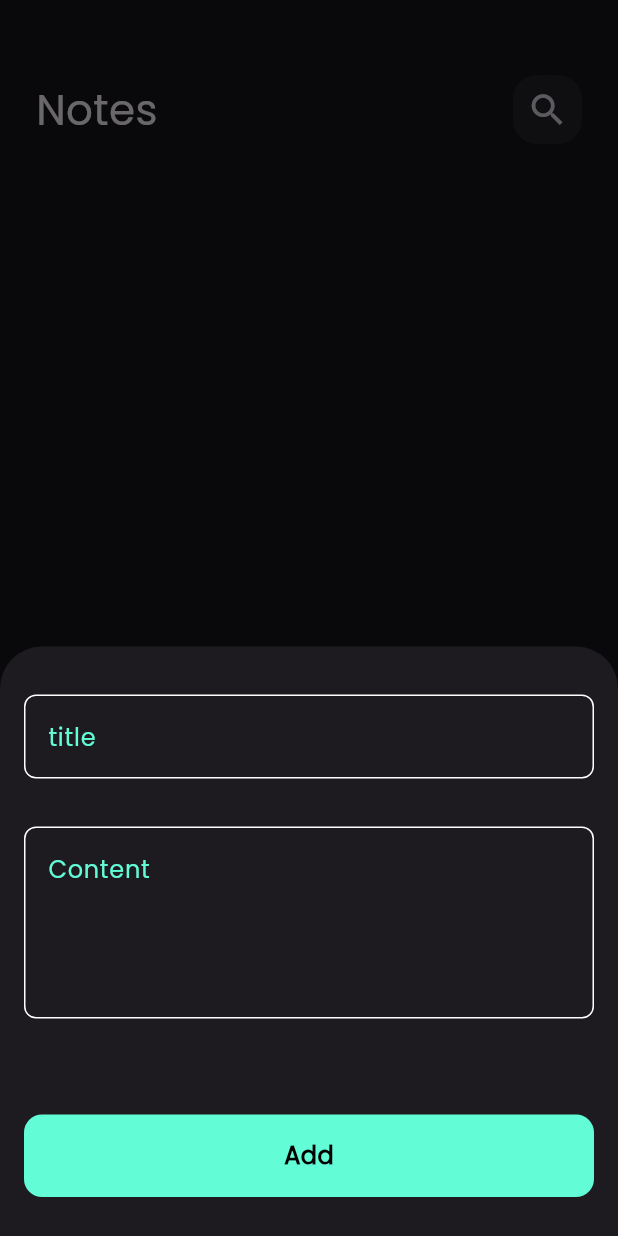
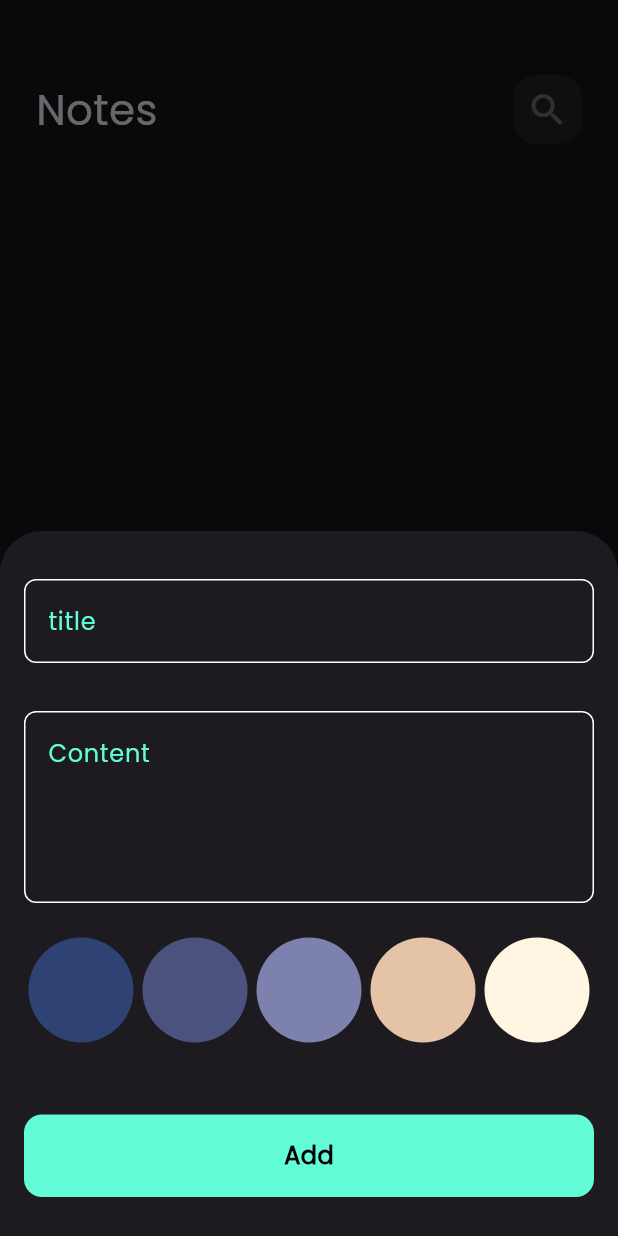
Before and after one commit to karim242/Notes_App, a Flutter app: the screen it shows after launch, after a tap on the "add" icon, on a phone screen of 412 x 824 dp. Run offline on Flutter 3.47's test engine with Material 3 defaults, Android fonts, the phone set to English and light mode, and no system bars; our stand-ins replace flutter_bloc, fluttertoast, hive, hive_flutter; accounts and stored records are empty.

Commit message:
finish Note app with adding color List

```diff
--- /dev/null
+++ b/devtools_options.yaml
@@ -0,0 +1 @@
+extensions:
--- a/lib/constant.dart
+++ b/lib/constant.dart
@@ -2,3 +2,12 @@ import 'package:flutter/material.dart';
 
 const kprimaryColor = Color(0xff62fcd7);
 const kNotesBox = "notes_box";
+List<Color> kColors = const [
+  Color(0xff2E4374),
+  Color(0xff4B527E),
+  Color(0xff7C81AD),
+  Color(0xffE5C3A6),
+  Color(0xffFFF5E0),
+  Color(0xffFF6969),
+  Color(0xffC70039)
+];
--- a/lib/cubits/add_notes_cubit.dart
+++ b/lib/cubits/add_notes_cubit.dart
@@ -1,3 +1,4 @@
+import 'package:flutter/material.dart';
 import 'package:flutter_bloc/flutter_bloc.dart';
 import 'package:hive_flutter/adapters.dart';
 import 'package:notes_app/constant.dart';
@@ -7,8 +8,10 @@ part 'add_notes_state.dart';
 
 class AddNoteCubit extends Cubit<AddNoteState> {
   AddNoteCubit() : super(AddNoteInitial());
+  Color color = const Color(0xffD2E0FB);
 
   addNotesToBox(NoteModel noteModel) async {
+    noteModel.color = color.value;
     emit(AddNoteLoading());
     try {
       var notesBox = Hive.box<NoteModel>(kNotesBox);
--- a/lib/cubits/notes_cubit/notes_cubit.dart
+++ b/lib/cubits/notes_cubit/notes_cubit.dart
@@ -1,6 +1,6 @@
-import 'package:bloc/bloc.dart';
+
+import 'package:flutter_bloc/flutter_bloc.dart';
 import 'package:hive/hive.dart';
-import 'package:meta/meta.dart';
 import 'package:notes_app/models/note_model.dart';
 
 import '../../constant.dart';
@@ -11,11 +11,9 @@ class NotesCubit extends Cubit<NotesState> {
   NotesCubit() : super(NotesInitial());
   List<NoteModel>? noteList;
   fetchAllNotes() {
+    var notesBox = Hive.box<NoteModel>(kNotesBox);
 
-      var notesBox = Hive.box<NoteModel>(kNotesBox);
-
-       noteList = notesBox.values.toList();
-
-     }
-
+    noteList = notesBox.values.toList();
+    emit(NotesSuccess());
+  }
 }
--- a/lib/cubits/notes_cubit/notes_state.dart
+++ b/lib/cubits/notes_cubit/notes_state.dart
@@ -1,8 +1,7 @@
 part of 'notes_cubit.dart';
 
-@immutable
 sealed class NotesState {}
 
 final class NotesInitial extends NotesState {}
 
-final class NotesLoading extends NotesState {}
+final class NotesSuccess extends NotesState {}
--- a/lib/main.dart
+++ b/lib/main.dart
@@ -6,10 +6,12 @@ import 'package:notes_app/models/note_model.dart';
 import 'package:notes_app/simple_bloc_observer.dart';
 import 'package:notes_app/views/notes_view.dart';
 
+import 'cubits/notes_cubit/notes_cubit.dart';
+
 void main() async {
-  await Hive.initFlutter();//1
-   Hive.registerAdapter(NoteModelAdapter());//2
-  await Hive.openBox<NoteModel>(kNotesBox);//3
+  await Hive.initFlutter(); //1
+  Hive.registerAdapter(NoteModelAdapter()); //2
+  await Hive.openBox<NoteModel>(kNotesBox); //3
 
   Bloc.observer = SimpleBlocObserver();
   runApp(const NotesApp());
@@ -20,10 +22,13 @@ class NotesApp extends StatelessWidget {
 
   @override
   Widget build(BuildContext context) {
-    return MaterialApp(
-      debugShowCheckedModeBanner: false,
-      theme: ThemeData(brightness: Brightness.dark, fontFamily: 'Poppins'),
-      home: const NotesView(),
+    return BlocProvider(
+      create: (context) => NotesCubit(),
+      child: MaterialApp(
+        debugShowCheckedModeBanner: false,
+        theme: ThemeData(brightness: Brightness.dark, fontFamily: 'Poppins'),
+        home: const NotesView(),
+      ),
     );
   }
 }
--- a/lib/models/note_model.dart
+++ b/lib/models/note_model.dart
@@ -5,13 +5,13 @@ part 'note_model.g.dart';
 @HiveType(typeId: 0)
 class NoteModel extends HiveObject {
   @HiveField(0)
-  final String title;
+   String title;
   @HiveField(1)
-  final String subTitle;
+   String subTitle;
   @HiveField(2)
   final String date;
   @HiveField(3)
-  final int color;
+   int color;
 
   NoteModel(
       {required this.title,
--- a/lib/views/notes_view.dart
+++ b/lib/views/notes_view.dart
@@ -1,6 +1,4 @@
 import 'package:flutter/material.dart';
-import 'package:flutter_bloc/flutter_bloc.dart';
-import 'package:notes_app/cubits/notes_cubit/notes_cubit.dart';
 import 'package:notes_app/views/widgets/add_btm_sheet.dart';
 import 'package:notes_app/views/widgets/notes_view_body.dart';
 
@@ -9,9 +7,7 @@ class NotesView extends StatelessWidget {
 
   @override
   Widget build(BuildContext context) {
-    return BlocProvider(
-      create: (context) => NotesCubit(),
-      child: Scaffold(
+    return Scaffold(
         floatingActionButton: FloatingActionButton(
           onPressed: () {
             showModalBottomSheet(
@@ -23,7 +19,6 @@ class NotesView extends StatelessWidget {
           },
           child: const Icon(Icons.add),
         ),
-          body: const NotesViewBody()),
-    );
+        body: const NotesViewBody());
   }
 }
--- a/lib/views/widgets/add_btm_sheet.dart
+++ b/lib/views/widgets/add_btm_sheet.dart
@@ -2,6 +2,7 @@ import 'package:flutter/material.dart';
 import 'package:flutter_bloc/flutter_bloc.dart';
 import 'package:fluttertoast/fluttertoast.dart';
 import 'package:notes_app/cubits/add_notes_cubit.dart';
+import 'package:notes_app/cubits/notes_cubit/notes_cubit.dart';
 
 import 'form_add_note_btm_sheet.dart';
 
@@ -20,10 +21,11 @@ class AddNoteBottomSheet extends StatelessWidget {
             );
           }
           if (state is AddNoteSuccess) {
-            Navigator.pop(context);
+            BlocProvider.of<NotesCubit>(context).fetchAllNotes();
             Fluttertoast.showToast(
               msg: " Added  successfully!",
             );
+            Navigator.pop(context);
           }
         },
         builder: (context, state) {
--- /dev/null
+++ b/lib/views/widgets/colors_item.dart
@@ -0,0 +1,63 @@
+import 'package:flutter/material.dart';
+import 'package:flutter_bloc/flutter_bloc.dart';
+import 'package:notes_app/constant.dart';
+import 'package:notes_app/cubits/add_notes_cubit.dart';
+
+class ColorsItem extends StatelessWidget {
+  const ColorsItem({super.key, required this.isActive, required this.color});
+  final bool isActive;
+  final Color color;
+  @override
+  Widget build(BuildContext context) {
+    return Padding(
+      padding: const EdgeInsets.all(3.0),
+      child: isActive
+          ? CircleAvatar(
+              radius: 38,
+              backgroundColor: Colors.blue,
+              child: CircleAvatar(
+                radius: 33,
+                backgroundColor: color,
+              ),
+            )
+          : CircleAvatar(
+              radius: 35,
+              backgroundColor: color,
+            ),
+    );
+  }
+}
+
+class ColorsListView extends StatefulWidget {
+  const ColorsListView({super.key});
+
+  @override
+  State<ColorsListView> createState() => _ColorsListViewState();
+}
+
+class _ColorsListViewState extends State<ColorsListView> {
+  int? currentIndex;
+
+  @override
+  Widget build(BuildContext context) {
+    return SizedBox(
+      height: 38 * 2,
+      child: ListView.builder(
+        scrollDirection: Axis.horizontal,
+        itemCount: kColors.length,
+        itemBuilder: (context, index) => GestureDetector(
+          onTap: () {
+            setState(() {
+              currentIndex = index;
+              BlocProvider.of<AddNoteCubit>(context).color = kColors[index];
+            });
+          },
+          child: ColorsItem(
+            color: kColors[index],
+            isActive: currentIndex == index,
+          ),
+        ),
+      ),
+    );
+  }
+}
--- a/lib/views/widgets/custom_app_bar.dart
+++ b/lib/views/widgets/custom_app_bar.dart
@@ -3,9 +3,10 @@ import 'package:flutter/material.dart';
 import 'package:notes_app/views/widgets/custom_icon_btn.dart';
 
 class CustomAppBar extends StatelessWidget {
-  const CustomAppBar({super.key, required this.title, required this.icon});
+  const CustomAppBar({super.key, required this.title, required this.icon, this.onPressed});
 final String title;
   final IconData icon;
+  final void Function()? onPressed;
   @override
   Widget build(BuildContext context) {
     return  Row(
@@ -15,7 +16,9 @@ final String title;
           title,
           style: const TextStyle(fontSize: 28),
         ),
-        CustomIcon(icon: icon,)
+        CustomIcon(
+          onpressed: onPressed,
+          icon: icon,)
       ],
     );
   }
--- a/lib/views/widgets/custom_icon_btn.dart
+++ b/lib/views/widgets/custom_icon_btn.dart
@@ -1,8 +1,9 @@
 import 'package:flutter/material.dart';
 
 class CustomIcon extends StatelessWidget {
-  const CustomIcon({super.key, required this.icon});
+  const CustomIcon({super.key, required this.icon, this.onpressed});
   final IconData icon;
+ final void Function()? onpressed;
   @override
   Widget build(BuildContext context) {
     return Container(
@@ -13,9 +14,9 @@ class CustomIcon extends StatelessWidget {
         color: Colors.white.withOpacity(0.05),
       ),
       child: IconButton(
-        onPressed: () {},
+        onPressed: onpressed,
         icon: Icon(
-          icon ,
+          icon,
           size: 28,
         ),
       ),
--- a/lib/views/widgets/custom_text_form_field.dart
+++ b/lib/views/widgets/custom_text_form_field.dart
@@ -17,6 +17,7 @@ class CustomTextFormField extends StatelessWidget {
     this.onFieldSubmitted,
     this.maxLines,
     this.onSaved,
+    this.onChanged,
   });
 
   TextEditingController? controller;
@@ -33,6 +34,7 @@ class CustomTextFormField extends StatelessWidget {
   String? Function(String?)? validator;
   Function(String)? onFieldSubmitted;
   void Function(String?)? onSaved;
+  void Function(String)? onChanged;
   @override
   Widget build(BuildContext context) {
     return TextFormField(
@@ -44,8 +46,8 @@ class CustomTextFormField extends StatelessWidget {
       textInputAction: textInputAction,
       keyboardType: keyboardType,
       validator: validator,
-onSaved: onSaved,
-
+      onSaved: onSaved,
+      onChanged: onChanged,
       onFieldSubmitted: onFieldSubmitted,
       decoration: InputDecoration(
           hintText: hintText,
--- a/lib/views/widgets/form_add_note_btm_sheet.dart
+++ b/lib/views/widgets/form_add_note_btm_sheet.dart
@@ -4,6 +4,7 @@ import 'package:intl/intl.dart';
 import 'package:notes_app/constant.dart';
 import 'package:notes_app/cubits/add_notes_cubit.dart';
 import 'package:notes_app/models/note_model.dart';
+import 'package:notes_app/views/widgets/colors_item.dart';
 import 'package:notes_app/views/widgets/custom_btn.dart';
 import 'package:notes_app/views/widgets/custom_text_form_field.dart';
 
@@ -64,7 +65,11 @@ class _FormAddNoteBtmsheetState extends State<FormAddNoteBtmsheet> {
                 }
               }),
           const SizedBox(
-            height: 64,
+            height: 20,
+          ),
+          const ColorsListView(),
+          const SizedBox(
+            height: 45,
           ),
           BlocBuilder<AddNoteCubit, AddNoteState>(
             builder: (context, state) {
```
Also changed, not shown: lib/views/edit_notes_view.dart (+4 -3 lines), lib/views/widgets/edit_note_view_body.dart (+40 -5 lines), lib/views/widgets/edit_notes_color_list.dart (added, +43 -0 lines), lib/views/widgets/notes_item.dart (+6 -1 lines). Lines whose indentation alone changed are shown as unchanged.
